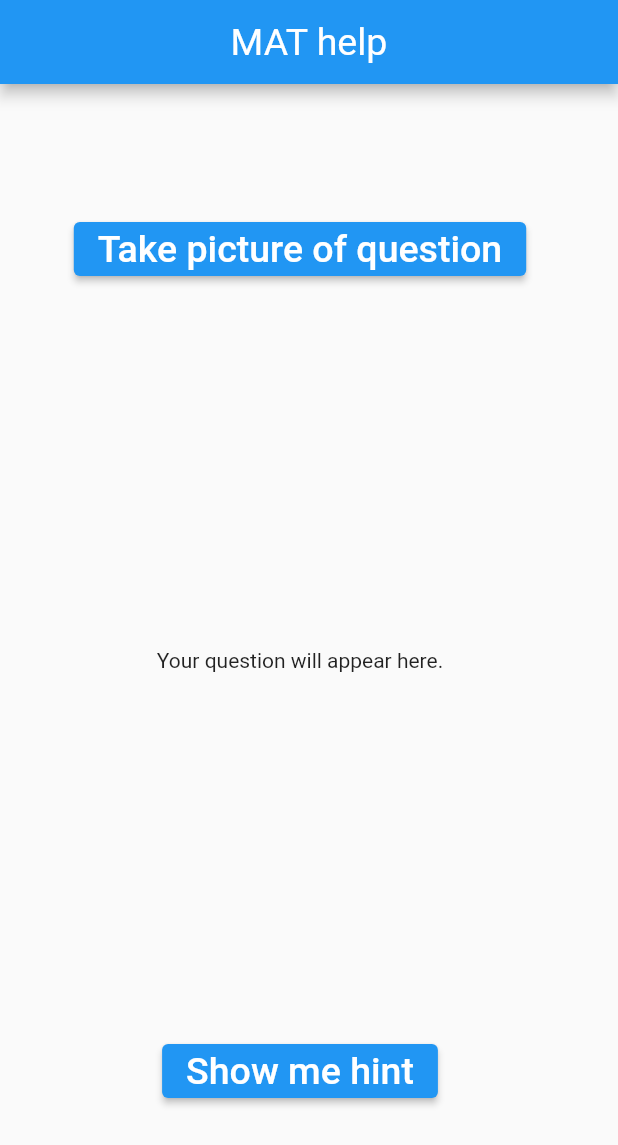
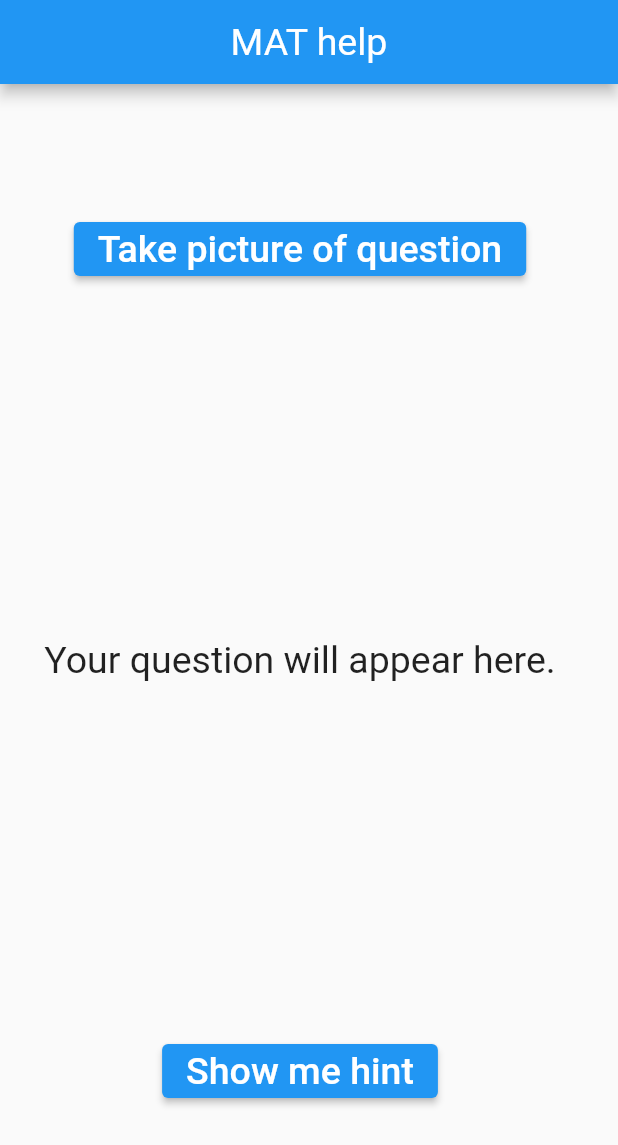
Before and after one commit to akshitag2009/CodeFest_MAT, a Flutter app: the screen it shows after launch, on a phone screen of 412 x 824 dp. Shown: the top 1145 px of the screen. Run offline on Flutter 3.47's test engine with Material 2 defaults, Android fonts, the phone set to English and light mode, and no system bars; our stand-ins replace image_picker; missing offline and left inert: google_ml_vision.

Commit message:
e2e flow

```diff
--- a/lib/screens/home.dart
+++ b/lib/screens/home.dart
@@ -98,7 +98,13 @@ class HomeState extends State<Home> {
               fit: BoxFit.cover,
               width : double.infinity,
             )
-                : Text('Your question will appear here.', textAlign: TextAlign.center,),
+                : Text(
+              'Your question will appear here.',
+              textAlign: TextAlign.center,
+              style: TextStyle(
+                fontSize: 25,
+              ),
+            ),
             alignment: Alignment.center,
           ),
           ElevatedButton(
```
